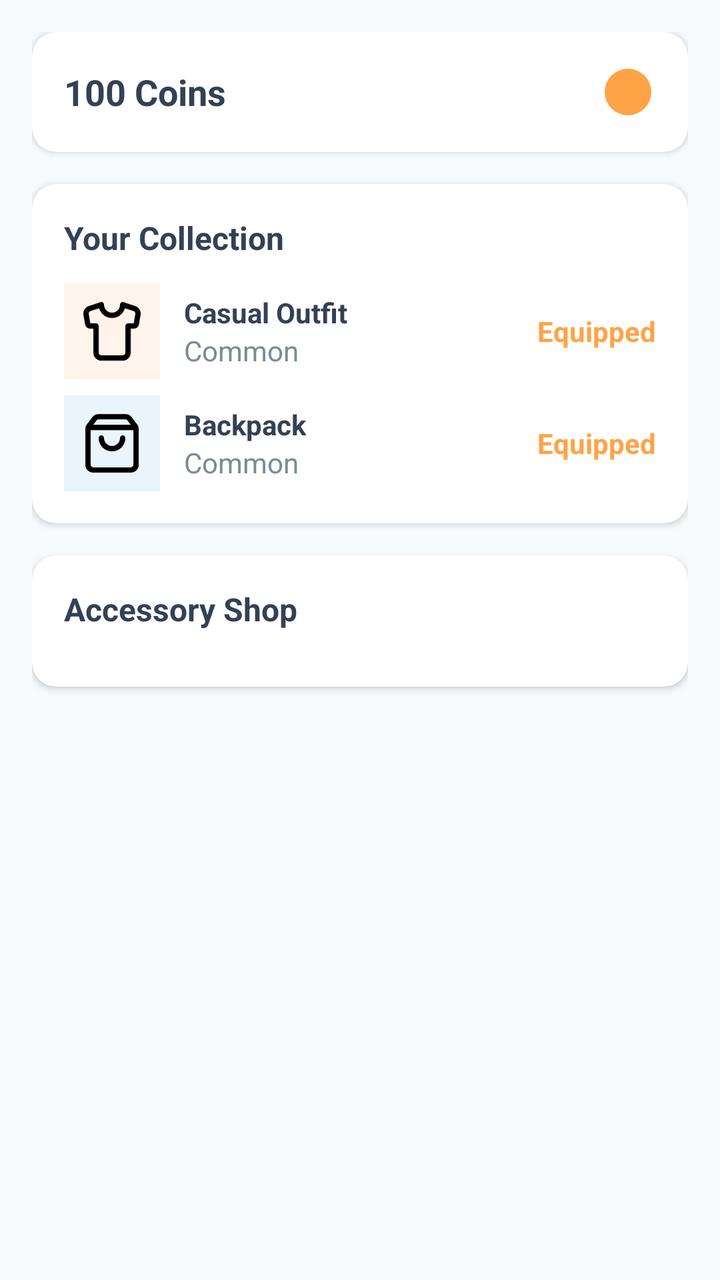
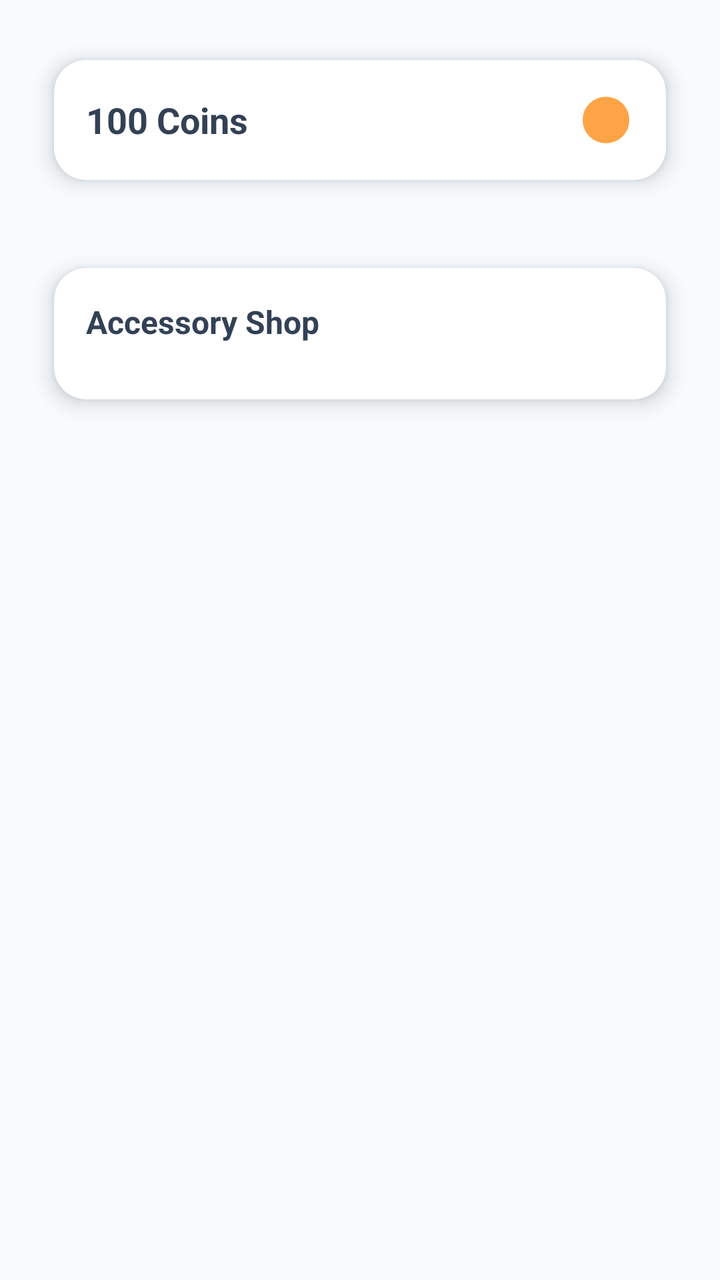

Screens rendered from an Android XML layout before and after an edit, with the pre-edit source and the edit as a unified diff.
<!-- AndroidManifest.xml: application theme Theme.MyApplication -->
<!-- res/layout/fragment_profile_character.xml -->
<?xml version="1.0" encoding="utf-8"?>
<androidx.core.widget.NestedScrollView xmlns:android="http://schemas.android.com/apk/res/android"
    xmlns:app="http://schemas.android.com/apk/res-auto"
    xmlns:tools="http://schemas.android.com/tools"
    android:layout_width="match_parent"
    android:layout_height="match_parent"
    android:background="@color/background"
    android:padding="16dp"
    android:fillViewport="true">

    <LinearLayout
        android:layout_width="match_parent"
        android:layout_height="wrap_content"
        android:orientation="vertical">

        
        <androidx.cardview.widget.CardView
            android:layout_width="match_parent"
            android:layout_height="wrap_content"
            android:layout_marginBottom="16dp"
            app:cardCornerRadius="12dp"
            app:cardElevation="2dp"
            app:cardBackgroundColor="@color/card_background">

            <LinearLayout
                android:layout_width="match_parent"
                android:layout_height="wrap_content"
                android:orientation="horizontal"
                android:padding="16dp"
                android:gravity="center_vertical">

                <TextView
                    android:id="@+id/coinsCountText"
                    android:layout_width="0dp"
                    android:layout_height="wrap_content"
                    android:layout_weight="1"
                    android:text="@string/_100_coins"
                    android:textSize="18sp"
                    android:textStyle="bold"
                    android:textColor="@color/foreground" />

                <ImageView
                    android:layout_width="28dp"
                    android:layout_height="28dp"
                    android:src="@drawable/ic_coin"
                    app:tint="@color/accent"
                    android:contentDescription="@string/coins"
                    tools:ignore="ImageContrastCheck" />

            </LinearLayout>
        </androidx.cardview.widget.CardView>

        
        <androidx.cardview.widget.CardView
            android:layout_width="match_parent"
            android:layout_height="wrap_content"
            android:layout_marginBottom="16dp"
            app:cardCornerRadius="12dp"
            app:cardElevation="2dp"
            app:cardBackgroundColor="@color/card_background">

            <LinearLayout
                android:layout_width="match_parent"
                android:layout_height="wrap_content"
                android:orientation="vertical"
                android:padding="16dp">

                <TextView
                    android:layout_width="wrap_content"
                    android:layout_height="wrap_content"
                    android:text="@string/your_collection"
                    android:textSize="16sp"
                    android:textStyle="bold"
                    android:textColor="@color/foreground"
                    android:layout_marginBottom="12dp" />

                
                <LinearLayout
                    android:layout_width="match_parent"
                    android:layout_height="wrap_content"
                    android:orientation="horizontal"
                    android:gravity="center_vertical"
                    android:layout_marginBottom="8dp">

                    <ImageView
                        android:layout_width="48dp"
                        android:layout_height="48dp"
                        android:src="@drawable/ic_shirt"
                        android:background="@color/accent_soft"
                        android:padding="8dp"
                        android:contentDescription="@string/casual_outfit"
                        tools:ignore="ContentDescription" />

                    <LinearLayout
                        android:layout_width="0dp"
                        android:layout_height="wrap_content"
                        android:layout_weight="1"
                        android:orientation="vertical"
                        android:layout_marginStart="12dp">

                        <TextView
                            android:layout_width="wrap_content"
                            android:layout_height="wrap_content"
                            android:text="@string/casual_outfit"
                            android:textStyle="bold"
                            android:textColor="@color/foreground" />

                        <TextView
                            android:layout_width="wrap_content"
                            android:layout_height="wrap_content"
                            android:text="@string/common"
                            android:textColor="@color/muted_foreground"
                            tools:ignore="TextContrastCheck" />

                    </LinearLayout>

                    <TextView
                        android:layout_width="wrap_content"
                        android:layout_height="wrap_content"
                        android:text="@string/equipped"
                        android:textColor="@color/accent"
                        android:textStyle="bold"
                        tools:ignore="TextContrastCheck" />

                </LinearLayout>

                
                <LinearLayout
                    android:layout_width="match_parent"
                    android:layout_height="wrap_content"
                    android:orientation="horizontal"
                    android:gravity="center_vertical">

                    <ImageView
                        android:layout_width="48dp"
                        android:layout_height="48dp"
                        android:src="@drawable/ic_shopping_bag"
                        android:background="@color/primary_soft"
                        android:padding="8dp"
                        android:contentDescription="@string/backpack"
                        tools:ignore="ContentDescription" />

                    <LinearLayout
                        android:layout_width="0dp"
                        android:layout_height="wrap_content"
                        android:layout_weight="1"
                        android:orientation="vertical"
                        android:layout_marginStart="12dp">

                        <TextView
                            android:layout_width="wrap_content"
                            android:layout_height="wrap_content"
                            android:text="@string/backpack"
                            android:textStyle="bold"
                            android:textColor="@color/foreground" />

                        <TextView
                            android:layout_width="wrap_content"
                            android:layout_height="wrap_content"
                            android:text="@string/common"
                            android:textColor="@color/muted_foreground"
                            tools:ignore="TextContrastCheck" />

                    </LinearLayout>

                    <TextView
                        android:layout_width="wrap_content"
                        android:layout_height="wrap_content"
                        android:text="@string/equipped"
                        android:textColor="@color/accent"
                        android:textStyle="bold"
                        tools:ignore="TextContrastCheck" />

                </LinearLayout>

            </LinearLayout>
        </androidx.cardview.widget.CardView>

        
        <androidx.cardview.widget.CardView
            android:id="@+id/shopSection"
            android:layout_width="match_parent"
            android:layout_height="wrap_content"
            app:cardCornerRadius="12dp"
            app:cardElevation="2dp"
            app:cardBackgroundColor="@color/card_background">

            <LinearLayout
                android:layout_width="match_parent"
                android:layout_height="wrap_content"
                android:orientation="vertical"
                android:padding="16dp">

                <TextView
                    android:layout_width="wrap_content"
                    android:layout_height="wrap_content"
                    android:text="@string/accessory_shop"
                    android:textSize="16sp"
                    android:textStyle="bold"
                    android:textColor="@color/foreground"
                    android:layout_marginBottom="12dp" />

                <androidx.recyclerview.widget.RecyclerView
                    android:id="@+id/shopRecyclerView"
                    android:layout_width="match_parent"
                    android:layout_height="wrap_content"
                    android:nestedScrollingEnabled="false" />

            </LinearLayout>
        </androidx.cardview.widget.CardView>

        
        <View
            android:layout_width="match_parent"
            android:layout_height="16dp" />

    </LinearLayout>
</androidx.core.widget.NestedScrollView>
<!-- resources referenced by this layout -->
<resources>
  <color name="accent">#FFA347</color>
  <color name="accent_soft">#FFF4EB</color>
  <color name="background">#F7FBFE</color>
  <color name="card_background">#FFFFFF</color>
  <color name="foreground">#334155</color>
  <color name="muted_foreground">#7C8A94</color>
  <color name="primary_soft">#E9F4FB</color>
  <!-- drawable ic_coin (drawable) -->
  <vector xmlns:android="http://schemas.android.com/apk/res/android"
      android:width="24dp"
      android:height="24dp"
      android:viewportWidth="24"
      android:viewportHeight="24">
  
      
      <path
          android:fillColor="#FFC107"
          android:pathData="M12,2A10,10 0,1 0,22 12A10,10 0,0 0,12 2Z" />
  
      
      <path
          android:fillColor="#FFA000"
          android:pathData="M12,3A9,9 0,1 0,21 12A9,9 0,0 0,12 3Z" />
  
      
      <path
          android:fillColor="#5D4037"
          android:pathData="M14.8 10C14.3 9.5 13.6 9 12.8 9C11.1 9 9.8 10.3 9.8 12C9.8 13.7 11.1 15 12.8 15C13.6 15 14.3 14.5 14.8 14L13.8 13.5C13.5 13.8 13.1 14 12.8 14C11.8 14 10.8 13 10.8 12C10.8 11 11.8 10 12.8 10C13.1 10 13.5 10.2 13.8 10.5L14.8 10Z" />
  </vector>
  <!-- drawable ic_shirt (drawable) -->
  <vector xmlns:android="http://schemas.android.com/apk/res/android"
      android:width="24dp"
      android:height="24dp"
      android:viewportWidth="24"
      android:viewportHeight="24">
    <path
        android:pathData="M20.38 3.46 16 2a4 4 0 0 1-8 0L3.62 3.46a2 2 0 0 0-1.34 2.23l.58 3.47a1 1 0 0 0 .99.84H6v10c0 1.1.9 2 2 2h8a2 2 0 0 0 2-2V10h2.15a1 1 0 0 0 .99-.84l.58-3.47a2 2 0 0 0-1.34-2.23z"
        android:strokeWidth="2"
        android:strokeColor="@android:color/black"
        android:fillColor="@android:color/transparent"
        android:strokeLineCap="round"
        android:strokeLineJoin="round"/>
  </vector>
  <!-- drawable ic_shopping_bag (drawable) -->
  <vector xmlns:android="http://schemas.android.com/apk/res/android"
      android:width="24dp"
      android:height="24dp"
      android:viewportWidth="24"
      android:viewportHeight="24">
    <path
        android:pathData="M16 10a4 4 0 0 1-8 0"
        android:strokeWidth="2"
        android:strokeColor="@android:color/black"
        android:fillColor="@android:color/transparent"
        android:strokeLineCap="round"
        android:strokeLineJoin="round"/>
    <path
        android:pathData="M3.103 6.034h17.794"
        android:strokeWidth="2"
        android:strokeColor="@android:color/black"
        android:fillColor="@android:color/transparent"
        android:strokeLineCap="round"
        android:strokeLineJoin="round"/>
    <path
        android:pathData="M3.4 5.467a2 2 0 0 0-.4 1.2V20a2 2 0 0 0 2 2h14a2 2 0 0 0 2-2V6.667a2 2 0 0 0-.4-1.2l-2-2.667A2 2 0 0 0 17 2H7a2 2 0 0 0-1.6.8z"
        android:strokeWidth="2"
        android:strokeColor="@android:color/black"
        android:fillColor="@android:color/transparent"
        android:strokeLineCap="round"
        android:strokeLineJoin="round"/>
  </vector>
  <string name="_100_coins">100 Coins</string>
  <string name="accessory_shop">Accessory Shop</string>
  <string name="backpack">Backpack</string>
  <string name="casual_outfit">Casual Outfit</string>
  <string name="coins">Coins</string>
  <string name="common">Common</string>
  <string name="equipped">Equipped</string>
  <string name="your_collection">Your Collection</string>
  <style name="Theme.MyApplication" parent="Base.Theme.MyApplication" />
  <style name="Base.Theme.MyApplication" parent="Theme.Material3.DayNight.NoActionBar">
          
          
      </style>
</resources>

<!-- the commit's change to res/layout/fragment_profile_character.xml (unified diff, before → after) -->
@@ -18,8 +18,10 @@
             android:layout_width="match_parent"
             android:layout_height="wrap_content"
             android:layout_marginBottom="16dp"
-            app:cardCornerRadius="12dp"
-            app:cardElevation="2dp"
+            app:cardCornerRadius="16dp"
+            app:cardElevation="6dp"
+            app:cardUseCompatPadding="true"
+            app:cardPreventCornerOverlap="true"
             app:cardBackgroundColor="@color/card_background">
 
             <LinearLayout
@@ -52,137 +54,13 @@
 
         
         <androidx.cardview.widget.CardView
-            android:layout_width="match_parent"
-            android:layout_height="wrap_content"
-            android:layout_marginBottom="16dp"
-            app:cardCornerRadius="12dp"
-            app:cardElevation="2dp"
-            app:cardBackgroundColor="@color/card_background">
-
-            <LinearLayout
-                android:layout_width="match_parent"
-                android:layout_height="wrap_content"
-                android:orientation="vertical"
-                android:padding="16dp">
-
-                <TextView
-                    android:layout_width="wrap_content"
-                    android:layout_height="wrap_content"
-                    android:text="@string/your_collection"
-                    android:textSize="16sp"
-                    android:textStyle="bold"
-                    android:textColor="@color/foreground"
-                    android:layout_marginBottom="12dp" />
-
-                
-                <LinearLayout
-                    android:layout_width="match_parent"
-                    android:layout_height="wrap_content"
-                    android:orientation="horizontal"
-                    android:gravity="center_vertical"
-                    android:layout_marginBottom="8dp">
-
-                    <ImageView
-                        android:layout_width="48dp"
-                        android:layout_height="48dp"
-                        android:src="@drawable/ic_shirt"
-                        android:background="@color/accent_soft"
-                        android:padding="8dp"
-                        android:contentDescription="@string/casual_outfit"
-                        tools:ignore="ContentDescription" />
-
-                    <LinearLayout
-                        android:layout_width="0dp"
-                        android:layout_height="wrap_content"
-                        android:layout_weight="1"
-                        android:orientation="vertical"
-                        android:layout_marginStart="12dp">
-
-                        <TextView
-                            android:layout_width="wrap_content"
-                            android:layout_height="wrap_content"
-                            android:text="@string/casual_outfit"
-                            android:textStyle="bold"
-                            android:textColor="@color/foreground" />
-
-                        <TextView
-                            android:layout_width="wrap_content"
-                            android:layout_height="wrap_content"
-                            android:text="@string/common"
-                            android:textColor="@color/muted_foreground"
-                            tools:ignore="TextContrastCheck" />
-
-                    </LinearLayout>
-
-                    <TextView
-                        android:layout_width="wrap_content"
-                        android:layout_height="wrap_content"
-                        android:text="@string/equipped"
-                        android:textColor="@color/accent"
-                        android:textStyle="bold"
-                        tools:ignore="TextContrastCheck" />
-
-                </LinearLayout>
-
-                
-                <LinearLayout
-                    android:layout_width="match_parent"
-                    android:layout_height="wrap_content"
-                    android:orientation="horizontal"
-                    android:gravity="center_vertical">
-
-                    <ImageView
-                        android:layout_width="48dp"
-                        android:layout_height="48dp"
-                        android:src="@drawable/ic_shopping_bag"
-                        android:background="@color/primary_soft"
-                        android:padding="8dp"
-                        android:contentDescription="@string/backpack"
-                        tools:ignore="ContentDescription" />
-
-                    <LinearLayout
-                        android:layout_width="0dp"
-                        android:layout_height="wrap_content"
-                        android:layout_weight="1"
-                        android:orientation="vertical"
-                        android:layout_marginStart="12dp">
-
-                        <TextView
-                            android:layout_width="wrap_content"
-                            android:layout_height="wrap_content"
-                            android:text="@string/backpack"
-                            android:textStyle="bold"
-                            android:textColor="@color/foreground" />
-
-                        <TextView
-                            android:layout_width="wrap_content"
-                            android:layout_height="wrap_content"
-                            android:text="@string/common"
-                            android:textColor="@color/muted_foreground"
-                            tools:ignore="TextContrastCheck" />
-
-                    </LinearLayout>
-
-                    <TextView
-                        android:layout_width="wrap_content"
-                        android:layout_height="wrap_content"
-                        android:text="@string/equipped"
-                        android:textColor="@color/accent"
-                        android:textStyle="bold"
-                        tools:ignore="TextContrastCheck" />
-
-                </LinearLayout>
-
-            </LinearLayout>
-        </androidx.cardview.widget.CardView>
-
-        
-        <androidx.cardview.widget.CardView
             android:id="@+id/shopSection"
             android:layout_width="match_parent"
             android:layout_height="wrap_content"
-            app:cardCornerRadius="12dp"
-            app:cardElevation="2dp"
+            app:cardCornerRadius="16dp"
+            app:cardElevation="6dp"
+            app:cardUseCompatPadding="true"
+            app:cardPreventCornerOverlap="true"
             app:cardBackgroundColor="@color/card_background">
 
             <LinearLayout
<!-- resource entries referenced after the edit -->
@@ -1,12 +1,9 @@
 <!-- resources referenced by this layout -->
 <resources>
   <color name="accent">#FFA347</color>
-  <color name="accent_soft">#FFF4EB</color>
   <color name="background">#F7FBFE</color>
   <color name="card_background">#FFFFFF</color>
   <color name="foreground">#334155</color>
-  <color name="muted_foreground">#7C8A94</color>
-  <color name="primary_soft">#E9F4FB</color>
   <!-- drawable ic_coin (drawable) -->
   <vector xmlns:android="http://schemas.android.com/apk/res/android"
       android:width="24dp"
@@ -29,56 +26,9 @@
           android:fillColor="#5D4037"
           android:pathData="M14.8 10C14.3 9.5 13.6 9 12.8 9C11.1 9 9.8 10.3 9.8 12C9.8 13.7 11.1 15 12.8 15C13.6 15 14.3 14.5 14.8 14L13.8 13.5C13.5 13.8 13.1 14 12.8 14C11.8 14 10.8 13 10.8 12C10.8 11 11.8 10 12.8 10C13.1 10 13.5 10.2 13.8 10.5L14.8 10Z" />
   </vector>
-  <!-- drawable ic_shirt (drawable) -->
-  <vector xmlns:android="http://schemas.android.com/apk/res/android"
-      android:width="24dp"
-      android:height="24dp"
-      android:viewportWidth="24"
-      android:viewportHeight="24">
-    <path
-        android:pathData="M20.38 3.46 16 2a4 4 0 0 1-8 0L3.62 3.46a2 2 0 0 0-1.34 2.23l.58 3.47a1 1 0 0 0 .99.84H6v10c0 1.1.9 2 2 2h8a2 2 0 0 0 2-2V10h2.15a1 1 0 0 0 .99-.84l.58-3.47a2 2 0 0 0-1.34-2.23z"
-        android:strokeWidth="2"
-        android:strokeColor="@android:color/black"
-        android:fillColor="@android:color/transparent"
-        android:strokeLineCap="round"
-        android:strokeLineJoin="round"/>
-  </vector>
-  <!-- drawable ic_shopping_bag (drawable) -->
-  <vector xmlns:android="http://schemas.android.com/apk/res/android"
-      android:width="24dp"
-      android:height="24dp"
-      android:viewportWidth="24"
-      android:viewportHeight="24">
-    <path
-        android:pathData="M16 10a4 4 0 0 1-8 0"
-        android:strokeWidth="2"
-        android:strokeColor="@android:color/black"
-        android:fillColor="@android:color/transparent"
-        android:strokeLineCap="round"
-        android:strokeLineJoin="round"/>
-    <path
-        android:pathData="M3.103 6.034h17.794"
-        android:strokeWidth="2"
-        android:strokeColor="@android:color/black"
-        android:fillColor="@android:color/transparent"
-        android:strokeLineCap="round"
-        android:strokeLineJoin="round"/>
-    <path
-        android:pathData="M3.4 5.467a2 2 0 0 0-.4 1.2V20a2 2 0 0 0 2 2h14a2 2 0 0 0 2-2V6.667a2 2 0 0 0-.4-1.2l-2-2.667A2 2 0 0 0 17 2H7a2 2 0 0 0-1.6.8z"
-        android:strokeWidth="2"
-        android:strokeColor="@android:color/black"
-        android:fillColor="@android:color/transparent"
-        android:strokeLineCap="round"
-        android:strokeLineJoin="round"/>
-  </vector>
   <string name="_100_coins">100 Coins</string>
   <string name="accessory_shop">Accessory Shop</string>
-  <string name="backpack">Backpack</string>
-  <string name="casual_outfit">Casual Outfit</string>
   <string name="coins">Coins</string>
-  <string name="common">Common</string>
-  <string name="equipped">Equipped</string>
-  <string name="your_collection">Your Collection</string>
   <style name="Theme.MyApplication" parent="Base.Theme.MyApplication" />
   <style name="Base.Theme.MyApplication" parent="Theme.Material3.DayNight.NoActionBar">
           
